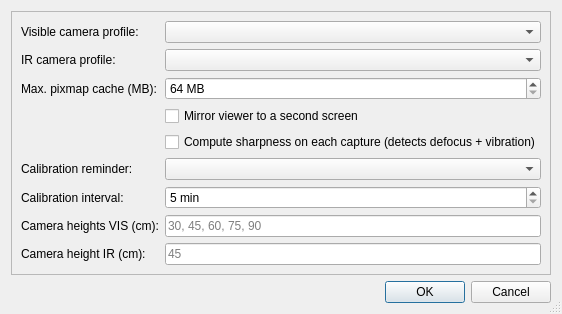
cceh/byzanz-capture, file papyri/ui/settings_dialog.ui: the form before one commit.
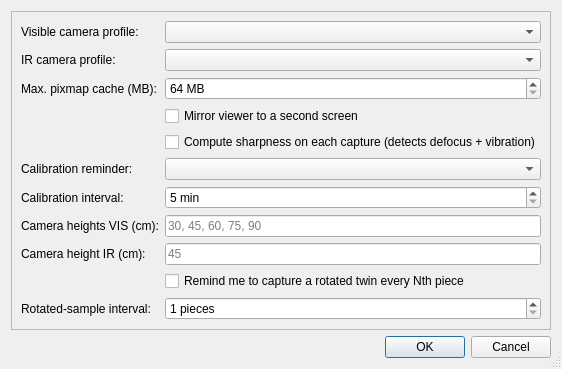
The form after the commit.

Commit message: papyri: rotated-sample nudge — remind to capture a 90°-rotated twin

Diff of the .ui file:
```diff
--- a/papyri/ui/settings_dialog.ui
+++ b/papyri/ui/settings_dialog.ui
@@ -168,6 +168,38 @@
         </property>
        </widget>
       </item>
+      <!-- rotated-sample nudge: remove these two rows to drop the settings UI -->
+      <item row="9" column="1">
+       <widget class="QCheckBox" name="rotatedSampleNudgeEnabledCheckbox">
+        <property name="toolTip">
+         <string>Show a reminder to capture a 90°-rotated twin object (same inventory number + _rotiert) of every Nth piece, for the ML light-angle sample.</string>
+        </property>
+        <property name="text">
+         <string>Remind me to capture a rotated twin every Nth piece</string>
+        </property>
+       </widget>
+      </item>
+      <item row="10" column="0">
+       <widget class="QLabel" name="rotatedSampleNudgeIntervalLabel">
+        <property name="text">
+         <string>Rotated-sample interval:</string>
+        </property>
+       </widget>
+      </item>
+      <item row="10" column="1">
+       <widget class="QSpinBox" name="rotatedSampleNudgeIntervalInput">
+        <property name="minimum">
+         <number>1</number>
+        </property>
+        <property name="maximum">
+         <number>9999</number>
+        </property>
+        <property name="suffix">
+         <string> pieces</string>
+        </property>
+       </widget>
+      </item>
+      <!-- end rotated-sample nudge -->
      </layout>
     </widget>
    </item>
```
The commit also changes 3 other files.
